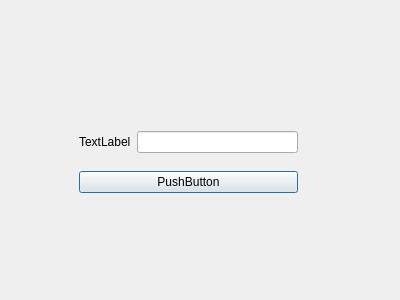
First picture: the form in client/addfriend.ui, repository IM-Commnue/IM-Internship-BIT, before the edit.
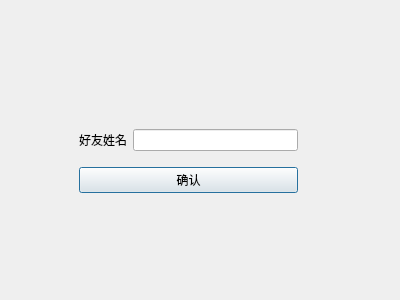
Second picture: the form after the edit.

Commit message: 修改了打不开添加好友页面的bug

The edit to the form file:
```diff
--- a/client/addfriend.ui
+++ b/client/addfriend.ui
@@ -37,7 +37,7 @@
        <item>
         <widget class="QLabel" name="label">
          <property name="text">
-          <string>TextLabel</string>
+          <string>好友姓名</string>
          </property>
         </widget>
        </item>
@@ -49,7 +49,7 @@
      <item>
       <widget class="QPushButton" name="pushButton">
        <property name="text">
-        <string>PushButton</string>
+        <string>确认</string>
        </property>
       </widget>
      </item>
```
Left out of the diff: 2 changed lines with no effect on the pictures. The commit also changes 4 other files.
